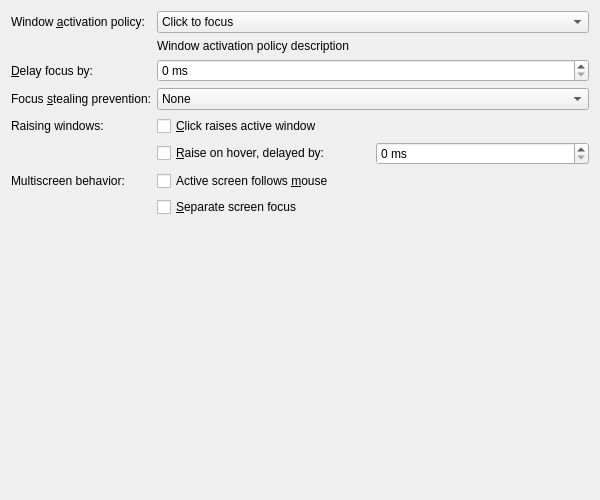
Old version of the form kcms/options/focus.ui in the repository winft/theseus-ship.
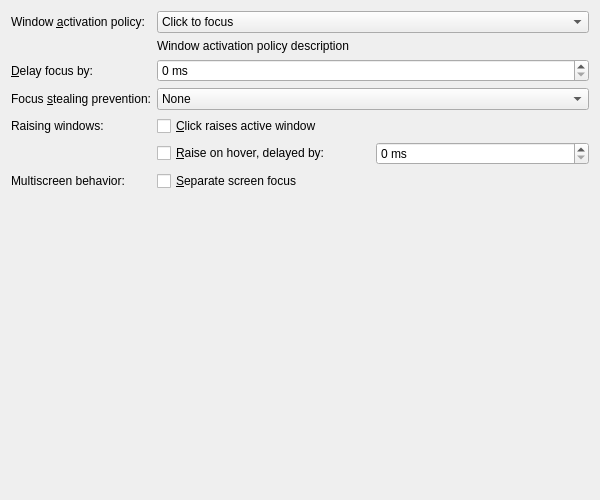
New version of the form.

Commit message:
feat: hide "active mouse screen" option
In the late Plasma 5 times we agreed that it would be better to drop
"active mouse screen" option and stick with last interacted screen
approach instead. However, it was forgotten and nobody has pursued this
goal, so let's hide the option in the system settings ui at least.

The option is not completely removed because some parts of kwin would
need adjustments.

The edit to the form file:
```diff
--- a/kcms/options/focus.ui
+++ b/kcms/options/focus.ui
@@ -205,16 +205,6 @@
       </widget>
      </item>
      <item row="6" column="1">
-      <widget class="QCheckBox" name="kcfg_ActiveMouseScreen">
-       <property name="whatsThis">
-        <string>When this option is enabled, the active Xinerama screen (where new windows appear, for example) is the screen containing the mouse pointer. When disabled, the active Xinerama screen is the screen containing the focused window. By default this option is disabled for Click to focus and enabled for other focus policies.</string>
-       </property>
-       <property name="text">
-        <string>Active screen follows &amp;mouse</string>
-       </property>
-      </widget>
-     </item>
-     <item row="7" column="1">
       <widget class="QCheckBox" name="kcfg_SeparateScreenFocus">
        <property name="whatsThis">
         <string>When this option is enabled, focus operations are limited only to the active Xinerama screen</string>
```
The commit also changes 3 other files.
